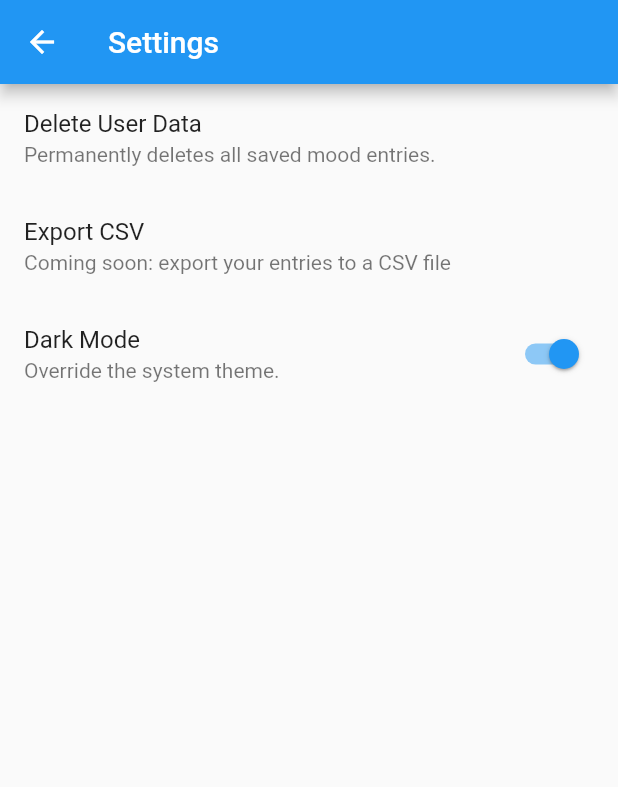
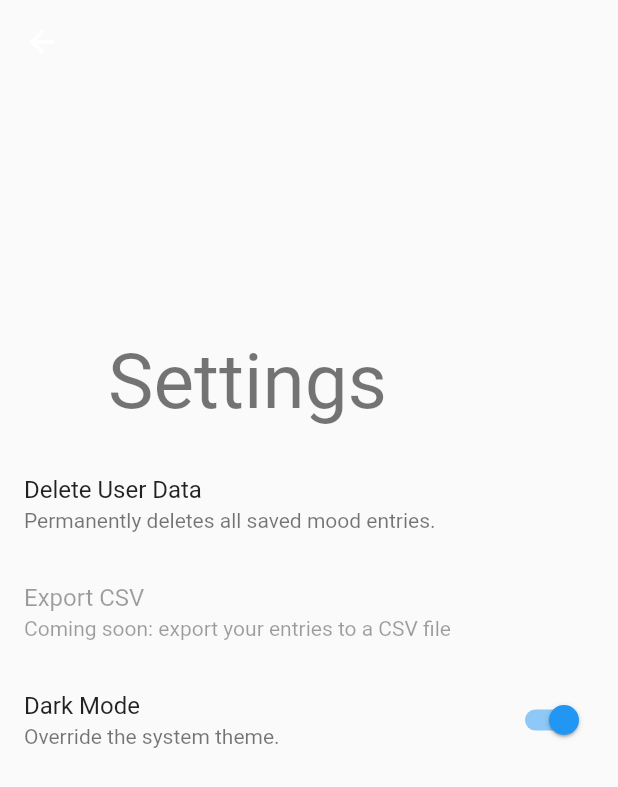
Before and after one commit to strathdeek/moody, a Flutter app: the SettingsPage screen opened by its route, on a phone screen of 412 x 824 dp. Shown: the top 787 px of the screen. Run offline on Flutter 3.47's test engine with Material 2 defaults, Android fonts, the light colour scheme and no system bars; our stand-ins replace bloc, equatable, flutter_bloc, hive, hive_flutter; accounts and stored records are empty; generated files the repository leaves out were written again.

Commit message:
switch to SliverAppBar for better UX on big device

```diff
--- a/lib/views/screens/settings_page.dart
+++ b/lib/views/screens/settings_page.dart
@@ -1,24 +1,42 @@
 import 'package:flutter/material.dart';
-import 'package:moody/bloc/mood/mood_bloc.dart';
-import 'package:flutter_bloc/flutter_bloc.dart';
 
 class SettingsPage extends StatelessWidget {
   @override
   Widget build(BuildContext context) {
     return Scaffold(
-      appBar: AppBar(
-        title: Text('Settings'),
+      body: CustomScrollView(
+        slivers: [
+          // Expanding SliverAppBar to enable one handed use on big smartphones.
+          SliverAppBar(
+            stretch: true,
+            expandedHeight: 300,
+            backgroundColor: Colors.transparent,
+            snap: false,
+            pinned: true,
+            floating: false,
+            flexibleSpace: FlexibleSpaceBar(
+              stretchModes: const <StretchMode>[
+                StretchMode.fadeTitle,
+              ],
+              title: Text(
+                'Settings',
+                style: Theme.of(context).textTheme.headline4,
               ),
-      body: ListView(
-        children: [
+            ),
+          ),
+          SliverList(
+            delegate: SliverChildListDelegate(
+              [
                 ListTile(
                   title: Text('Delete User Data'),
                   subtitle: Text('Permanently deletes all saved mood entries.'),
                   onTap: () {},
                 ),
                 ListTile(
+                  enabled: false,
                   title: Text('Export CSV'),
-            subtitle: Text('Coming soon: export your entries to a CSV file'),
+                  subtitle:
+                      Text('Coming soon: export your entries to a CSV file'),
                 ),
                 SwitchListTile(
                   title: Text('Dark Mode'),
@@ -29,6 +47,9 @@ class SettingsPage extends StatelessWidget {
                 ),
               ],
             ),
+          ),
+        ],
+      ),
     );
   }
 }
```
Lines whose indentation alone changed are shown as unchanged.
